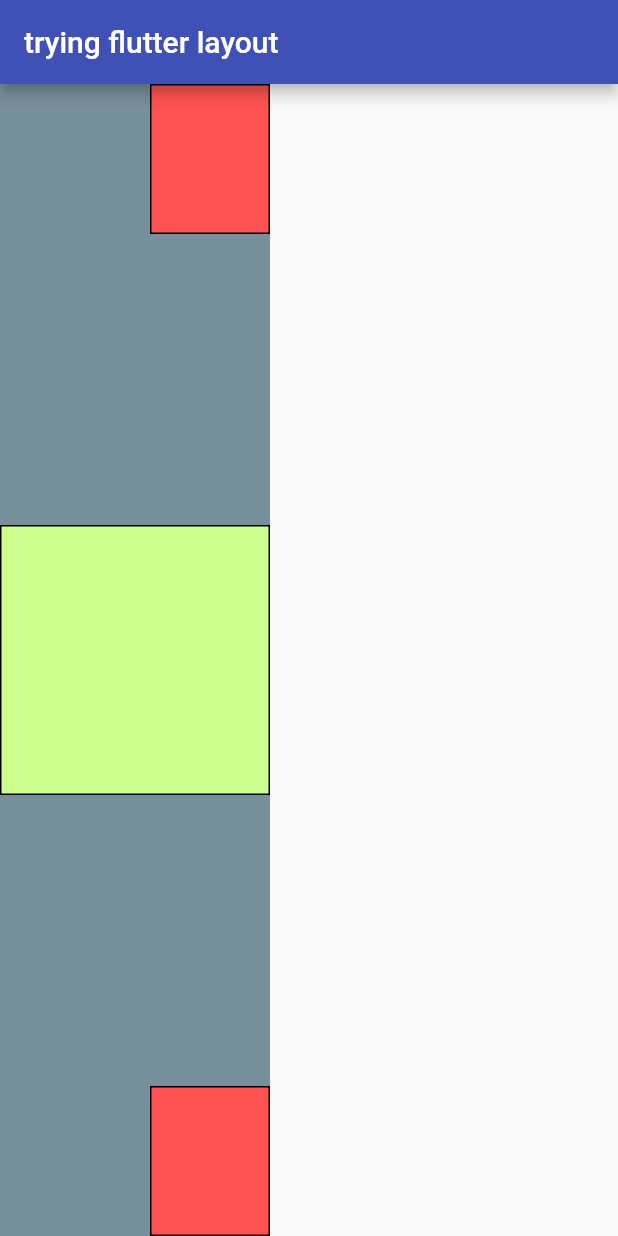
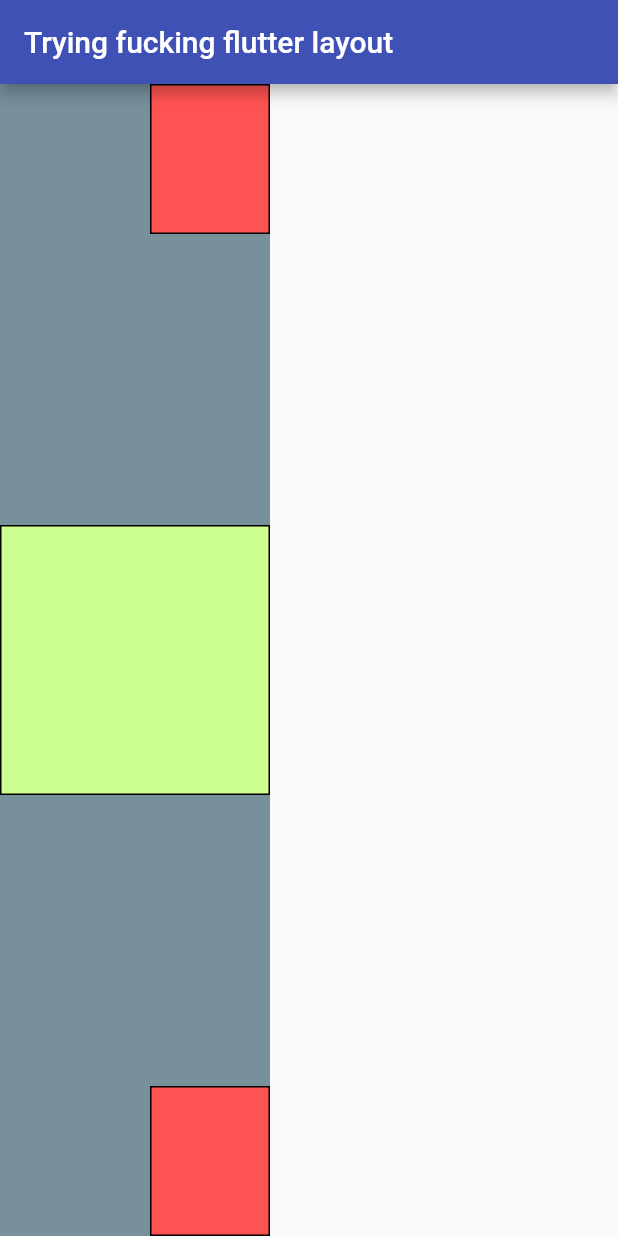
Before and after one commit to skravche/simple_flutter, a Flutter app: the screen it shows after launch, on a phone screen of 412 x 824 dp. Run offline on Flutter 3.47's test engine with Material 2 defaults, Android fonts, the phone set to English and light mode, and no system bars; missing offline and left inert: dart:html.

```diff
--- a/lib/row_column.dart
+++ b/lib/row_column.dart
@@ -5,7 +5,7 @@ class MyRowColumn extends StatelessWidget {
   Widget build(BuildContext context) {
     return Scaffold(
       appBar: AppBar(
-        title: Text('trying flutter layout'),
+        title: Text('Trying fucking flutter layout'),
       ),
       body: Container(
         color: Colors.blueGrey[400],
```
Also changed, not shown: lib/new_container.dart (added, +22 -0 lines).
